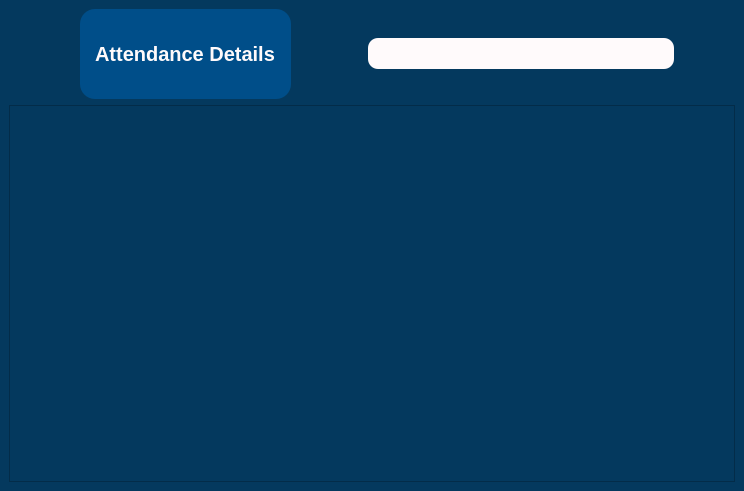
Above: ui/screens/attendancedetails.ui from ahmedivy/hr-ms before the change. Below: the same form after it.
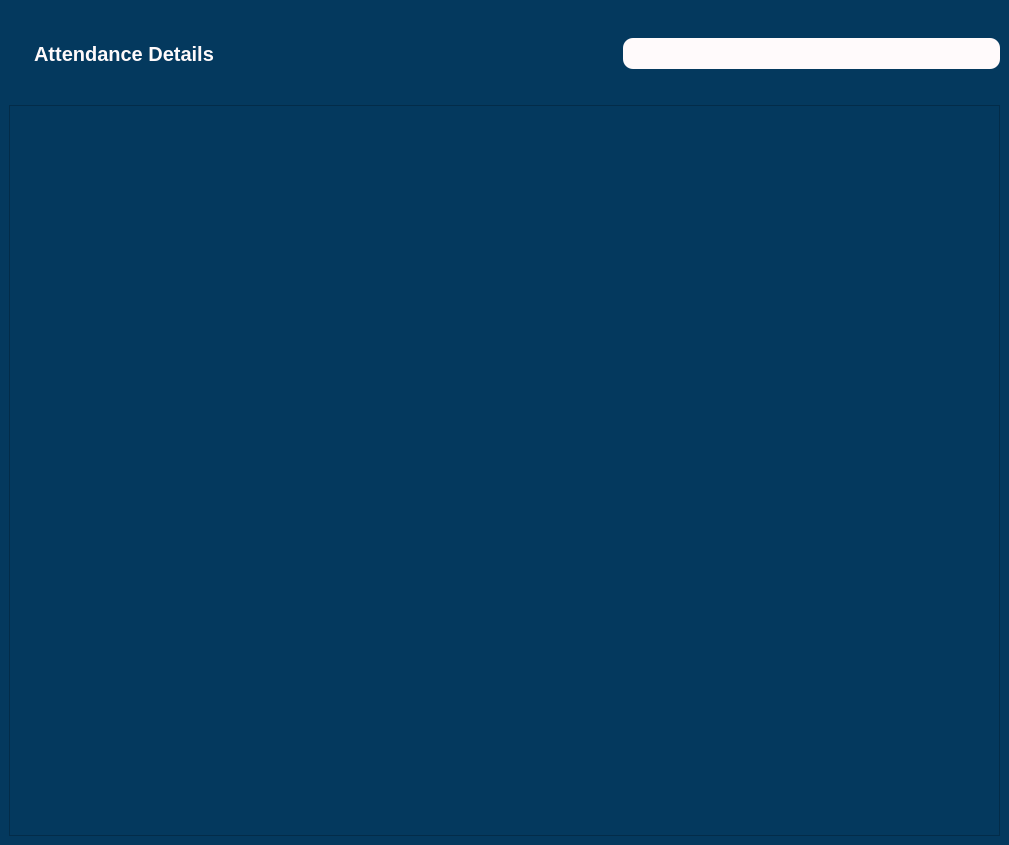
That is the form after the change.

The edit to the form file:
```diff
--- a/ui/screens/attendancedetails.ui
+++ b/ui/screens/attendancedetails.ui
@@ -6,8 +6,8 @@
    <rect>
     <x>0</x>
     <y>0</y>
-    <width>744</width>
-    <height>491</height>
+    <width>1009</width>
+    <height>845</height>
    </rect>
   </property>
   <property name="windowTitle">
@@ -22,33 +22,7 @@
      <layout class="QVBoxLayout" name="mainLayout" stretch="0,10">
       <item>
        <layout class="QGridLayout" name="gridLayout">
-        <item row="0" column="0">
-         <spacer name="horizontalSpacer_2">
-          <property name="orientation">
-           <enum>Qt::Horizontal</enum>
-          </property>
-          <property name="sizeHint" stdset="0">
-           <size>
-            <width>40</width>
-            <height>20</height>
-           </size>
-          </property>
-         </spacer>
-        </item>
         <item row="0" column="2">
-         <spacer name="horizontalSpacer_3">
-          <property name="orientation">
-           <enum>Qt::Horizontal</enum>
-          </property>
-          <property name="sizeHint" stdset="0">
-           <size>
-            <width>40</width>
-            <height>20</height>
-           </size>
-          </property>
-         </spacer>
-        </item>
-        <item row="0" column="3">
          <widget class="QLineEdit" name="dateField">
           <property name="styleSheet">
            <string notr="true">margin: 3px 0;border-radius:10px;
@@ -60,10 +34,22 @@
          </widget>
         </item>
         <item row="0" column="1">
+         <spacer name="horizontalSpacer_3">
+          <property name="orientation">
+           <enum>Qt::Horizontal</enum>
+          </property>
+          <property name="sizeHint" stdset="0">
+           <size>
+            <width>40</width>
+            <height>20</height>
+           </size>
+          </property>
+         </spacer>
+        </item>
+        <item row="0" column="0">
          <widget class="QLabel" name="label">
           <property name="styleSheet">
            <string notr="true">font-size: 20px;
-background-color: #004e89;
 color:#FFFAFB;
 font:bold;
 border-radius:15px;
@@ -76,19 +62,6 @@
           </property>
          </widget>
         </item>
-        <item row="0" column="4">
-         <spacer name="horizontalSpacer">
-          <property name="orientation">
-           <enum>Qt::Horizontal</enum>
-          </property>
-          <property name="sizeHint" stdset="0">
-           <size>
-            <width>40</width>
-            <height>20</height>
-           </size>
-          </property>
-         </spacer>
-        </item>
        </layout>
       </item>
       <item>
```
